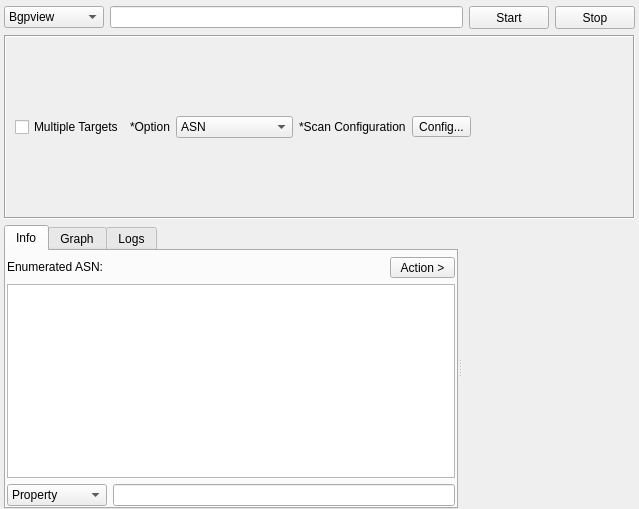
Before: the Qt Designer form sub3suite/src/tools/asn/ASNTool.ui in 3nock/OTE, drawn with Qt 5.
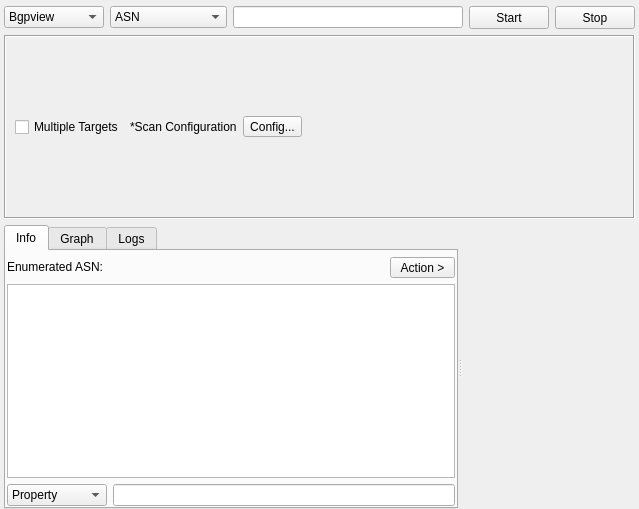
After: the same form once the commit is applied. Custom widgets are drawn as their Qt base class.

Diff of the .ui file:
```diff
--- a/sub3suite/src/tools/asn/ASNTool.ui
+++ b/sub3suite/src/tools/asn/ASNTool.ui
@@ -48,6 +48,31 @@
        </item>
       </widget>
      </item>
+     <item>
+      <widget class="QComboBox" name="comboBoxOption">
+       <property name="minimumSize">
+        <size>
+         <width>100</width>
+         <height>0</height>
+        </size>
+       </property>
+       <item>
+        <property name="text">
+         <string>ASN</string>
+        </property>
+       </item>
+       <item>
+        <property name="text">
+         <string>ASN PEERS</string>
+        </property>
+       </item>
+       <item>
+        <property name="text">
+         <string>ASN PREFIXES</string>
+        </property>
+       </item>
+      </widget>
+     </item>
      <item>
       <widget class="QLineEdit" name="lineEditTarget"/>
      </item>
@@ -95,38 +120,6 @@
         </property>
        </widget>
       </item>
-      <item>
-       <widget class="QLabel" name="label">
-        <property name="text">
-         <string>*Option</string>
-        </property>
-       </widget>
-      </item>
-      <item>
-       <widget class="QComboBox" name="comboBoxOption">
-        <property name="minimumSize">
-         <size>
-          <width>100</width>
-          <height>0</height>
-         </size>
-        </property>
-        <item>
-         <property name="text">
-          <string>ASN</string>
-         </property>
-        </item>
-        <item>
-         <property name="text">
-          <string>ASN PEERS</string>
-         </property>
-        </item>
-        <item>
-         <property name="text">
-          <string>ASN PREFIXES</string>
-         </property>
-        </item>
-       </widget>
-      </item>
       <item>
        <widget class="QLabel" name="label_2">
         <property name="text">
```
Left out of the diff: 4 changed lines with no effect on the pictures.
